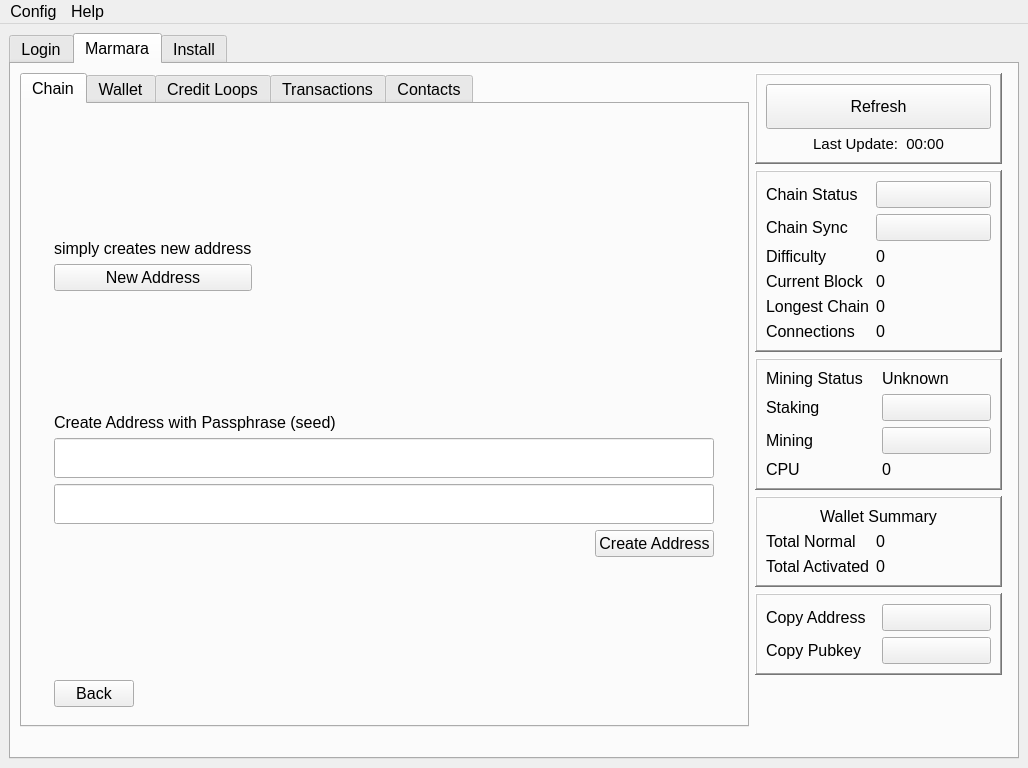
marmarachain/marmara-connector, file src/main/python/qtguidesign.ui: the form before one commit.
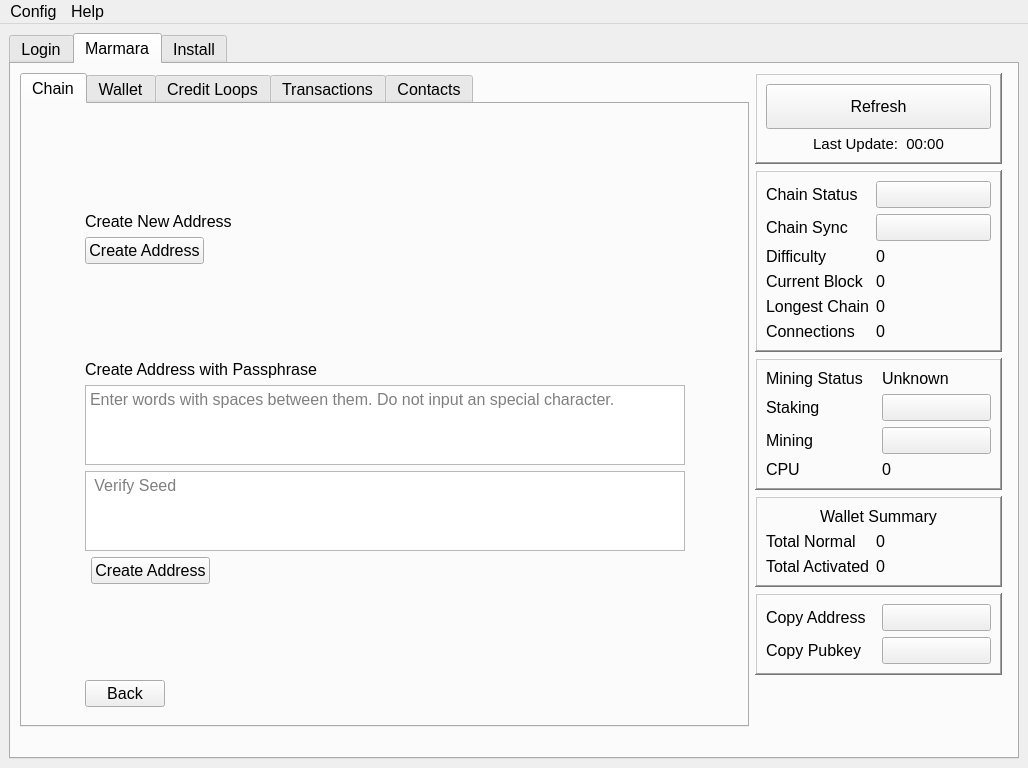
The form after the commit. The open tabs and pages were chosen to show the change. Icons and pictures are not drawn.

Commit message: convertpassphrase, importprivkey, dumpprivkey, marmarainfo loading screen added. some qui namifaciton changed and style edited. bottom_label info moved to thread. getting chain pid changed to without thread.

The edit to the form file:
```diff
--- a/src/main/python/qtguidesign.ui
+++ b/src/main/python/qtguidesign.ui
@@ -1728,7 +1728,20 @@
                <layout class="QGridLayout" name="gridLayout_39">
                 <item row="1" column="1">
                  <layout class="QGridLayout" name="addaddress_page_Layout">
-                  <item row="0" column="0" colspan="2">
+                  <item row="8" column="0" colspan="3">
+                   <spacer name="verticalSpacer_10">
+                    <property name="orientation">
+                     <enum>Qt::Vertical</enum>
+                    </property>
+                    <property name="sizeHint" stdset="0">
+                     <size>
+                      <width>20</width>
+                      <height>40</height>
+                     </size>
+                    </property>
+                   </spacer>
+                  </item>
+                  <item row="0" column="0" colspan="3">
                    <spacer name="verticalSpacer_13">
                     <property name="orientation">
                      <enum>Qt::Vertical</enum>
@@ -1741,41 +1754,7 @@
                     </property>
                    </spacer>
                   </item>
-                  <item row="5" column="0" colspan="2">
-                   <widget class="QLineEdit" name="passphrase_lineEdit">
-                    <property name="minimumSize">
-                     <size>
-                      <width>660</width>
-                      <height>40</height>
-                     </size>
-                    </property>
-                   </widget>
-                  </item>
-                  <item row="6" column="0" colspan="2">
-                   <widget class="QLineEdit" name="verify_passphrase_lineEdit">
-                    <property name="minimumSize">
-                     <size>
-                      <width>660</width>
-                      <height>40</height>
-                     </size>
-                    </property>
-                   </widget>
-                  </item>
-                  <item row="8" column="1">
-                   <widget class="QPushButton" name="address_seed_Button">
-                    <property name="text">
-                     <string>Create Address</string>
-                    </property>
-                   </widget>
-                  </item>
-                  <item row="4" column="0" colspan="2">
-                   <widget class="QLabel" name="create_seed_label">
-                    <property name="text">
-                     <string>Create Address with Passphrase (seed)</string>
-                    </property>
-                   </widget>
-                  </item>
-                  <item row="3" column="0" colspan="2">
+                  <item row="3" column="0" colspan="3">
                    <spacer name="verticalSpacer_14">
                     <property name="orientation">
                      <enum>Qt::Vertical</enum>
@@ -1788,49 +1767,16 @@
                     </property>
                    </spacer>
                   </item>
-                  <item row="10" column="0" colspan="2">
-                   <spacer name="verticalSpacer_20">
-                    <property name="orientation">
-                     <enum>Qt::Vertical</enum>
-                    </property>
-                    <property name="sizeHint" stdset="0">
-                     <size>
-                      <width>20</width>
-                      <height>40</height>
-                     </size>
-                    </property>
-                   </spacer>
-                  </item>
-                  <item row="8" column="0">
-                   <spacer name="horizontalSpacer_40">
-                    <property name="orientation">
-                     <enum>Qt::Horizontal</enum>
-                    </property>
-                    <property name="sizeHint" stdset="0">
-                     <size>
-                      <width>40</width>
-                      <height>20</height>
-                     </size>
-                    </property>
-                   </spacer>
-                  </item>
-                  <item row="1" column="0" colspan="2">
+                  <item row="1" column="0" colspan="3">
                    <layout class="QGridLayout" name="new_address_Layout">
-                    <item row="0" column="0">
-                     <widget class="QLabel" name="create_address_label">
+                    <item row="2" column="1">
+                     <widget class="QPushButton" name="newaddress_button">
                       <property name="text">
-                       <string>simply creates new address</string>
+                       <string>Create Address</string>
                       </property>
                      </widget>
                     </item>
-                    <item row="1" column="0">
-                     <widget class="QPushButton" name="newaddress_Button">
-                      <property name="text">
-                       <string>New Address</string>
-                      </property>
-                     </widget>
-                    </item>
-                    <item row="0" column="1" rowspan="2">
+                    <item row="2" column="2">
                      <spacer name="horizontalSpacer_28">
                       <property name="orientation">
                        <enum>Qt::Horizontal</enum>
@@ -1843,8 +1789,92 @@
                       </property>
                      </spacer>
                     </item>
+                    <item row="0" column="1" colspan="2">
+                     <widget class="QLabel" name="create_newaddress_label">
+                      <property name="text">
+                       <string>Create New Address</string>
+                      </property>
+                     </widget>
+                    </item>
                    </layout>
                   </item>
+                  <item row="7" column="2">
+                   <spacer name="horizontalSpacer_40">
+                    <property name="orientation">
+                     <enum>Qt::Horizontal</enum>
+                    </property>
+                    <property name="sizeHint" stdset="0">
+                     <size>
+                      <width>40</width>
+                      <height>20</height>
+                     </size>
+                    </property>
+                   </spacer>
+                  </item>
+                  <item row="7" column="1">
+                   <widget class="QPushButton" name="address_seed_button">
+                    <property name="text">
+                     <string>Create Address</string>
+                    </property>
+                   </widget>
+                  </item>
+                  <item row="6" column="0" colspan="3">
+                   <widget class="QPlainTextEdit" name="plainTextEdit_2">
+                    <property name="minimumSize">
+                     <size>
+                      <width>600</width>
+                      <height>0</height>
+                     </size>
+                    </property>
+                    <property name="maximumSize">
+                     <size>
+                      <width>16777215</width>
+                      <height>80</height>
+                     </size>
+                    </property>
+                    <property name="cursorWidth">
+                     <number>1</number>
+                    </property>
+                    <property name="placeholderText">
+                     <string> Verify Seed</string>
+                    </property>
+                   </widget>
+                  </item>
+                  <item row="4" column="0" colspan="3">
+                   <widget class="QLabel" name="create_seed_label">
+                    <property name="text">
+                     <string>Create Address with Passphrase</string>
+                    </property>
+                   </widget>
+                  </item>
+                  <item row="5" column="0" colspan="3">
+                   <widget class="QPlainTextEdit" name="plainTextEdit">
+                    <property name="minimumSize">
+                     <size>
+                      <width>600</width>
+                      <height>0</height>
+                     </size>
+                    </property>
+                    <property name="maximumSize">
+                     <size>
+                      <width>16777215</width>
+                      <height>80</height>
+                     </size>
+                    </property>
+                    <property name="tabStopWidth">
+                     <number>80</number>
+                    </property>
+                    <property name="cursorWidth">
+                     <number>1</number>
+                    </property>
+                    <property name="centerOnScroll">
+                     <bool>false</bool>
+                    </property>
+                    <property name="placeholderText">
+                     <string>Enter words with spaces between them. Do not input an special character. </string>
+                    </property>
+                   </widget>
+                  </item>
                  </layout>
                 </item>
                 <item row="2" column="1">
```
Left out of the diff: 379 changed lines with no effect on the pictures. The commit also changes 8 other files.
